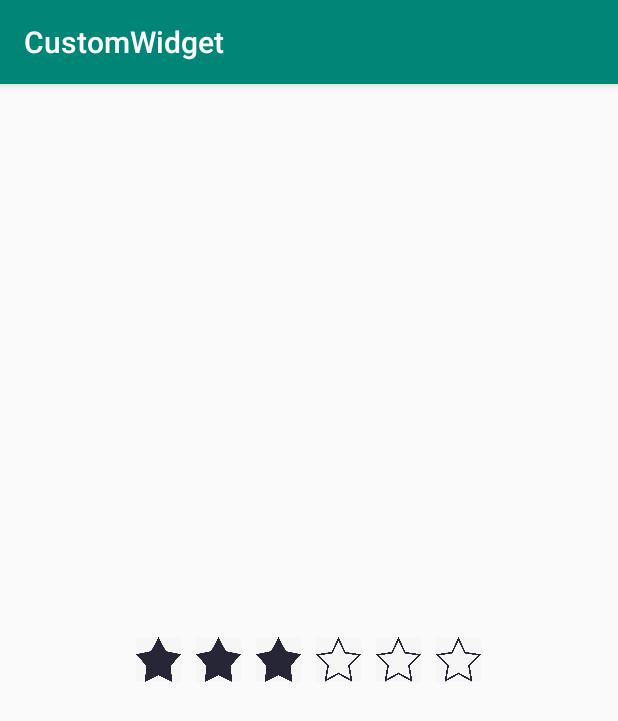
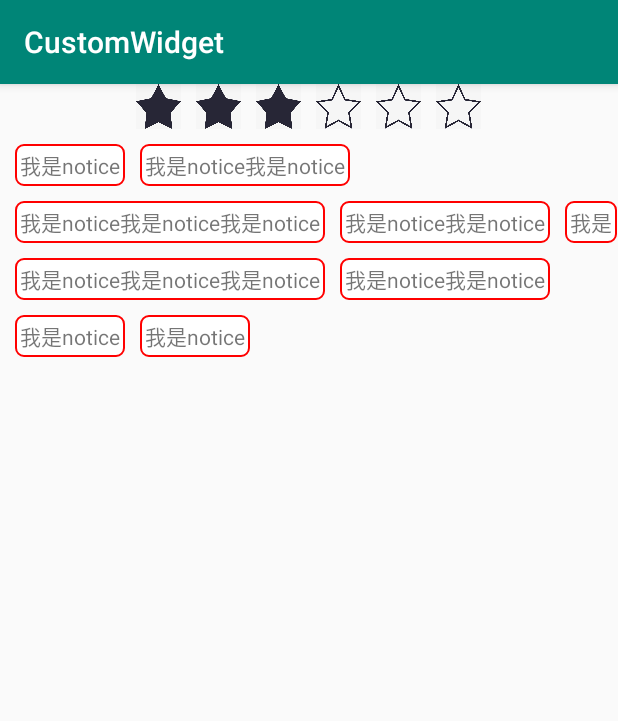
Before and after one commit to yjj025Android/yjjGitResponsity, an Android app: the screen it shows after launch (MainActivity), on a phone screen of 412 x 824 dp. Shown: the top 721 px of the screen. Run offline under Robolectric (Android 15) with nearby library versions, the phone set to English and light mode, and no system bars.

Commit message:
add changeLineLinearLayout

```diff
--- a/CustomWidget/app/src/main/AndroidManifest.xml
+++ b/CustomWidget/app/src/main/AndroidManifest.xml
@@ -16,6 +16,7 @@
                 <category android:name="android.intent.category.LAUNCHER" />
             </intent-filter>
         </activity>
+
     </application>
 
 </manifest>
--- /dev/null
+++ b/CustomWidget/app/src/main/java/com/yjj/customwidget/widget/ChangeLineLinear.java
@@ -0,0 +1,157 @@
+package com.yjj.customwidget.widget;
+
+import android.content.Context;
+import android.util.AttributeSet;
+import android.view.View;
+import android.view.ViewGroup;
+import android.widget.LinearLayout;
+
+import java.util.logging.Logger;
+
+/**
+ * 自动换行的LinearLayout
+ * **/
+public class ChangeLineLinear extends LinearLayout {
+
+    private static final String TAG = "ChangeLineLinear";
+
+    public ChangeLineLinear(Context context) {
+        super(context);
+    }
+
+    public ChangeLineLinear(Context context, AttributeSet attrs) {
+        super(context, attrs);
+        setOrientation(HORIZONTAL);
+    }
+
+    @Override
+    protected void onMeasure(int widthMeasureSpec, int heightMeasureSpec) {
+
+        measureChildren(
+                MeasureSpec.makeMeasureSpec(MeasureSpec.getSize(widthMeasureSpec), MeasureSpec.AT_MOST)
+                ,MeasureSpec.makeMeasureSpec(MeasureSpec.getSize(heightMeasureSpec), MeasureSpec.AT_MOST)
+        );
+
+        // 确定layout最大宽度，parent宽边界
+        int parentMaxWidth = 0;
+        ViewGroup.LayoutParams paramsP = getLayoutParams();
+        switch (paramsP.width){
+            case ViewGroup.LayoutParams.MATCH_PARENT:
+            case ViewGroup.LayoutParams.WRAP_CONTENT:
+                parentMaxWidth = MeasureSpec.getSize(widthMeasureSpec);
+                break;
+            default:
+                parentMaxWidth = paramsP.width;
+                break;
+        }
+
+        // 总宽高
+        int totalWidth = 0 , totalHeight = 0;
+        // 每行最高
+        int maxHeight = 0;
+        // 每行已有宽度
+        int lineWidth = 0;
+
+        for (int i = 0; i< getChildCount(); i++){
+            View childView = getChildAt(i);
+            LayoutParams params = (LayoutParams) childView.getLayoutParams();
+            // 子view宽高
+            int childHeight = childView.getMeasuredHeight();
+            int childWidth = childView.getMeasuredWidth();
+            // 子view占有（本身+margin）的宽高
+            int viewHasWidth = childWidth + params.leftMargin + params.rightMargin;
+            int viewHasHeight = childHeight + params.topMargin + params.bottomMargin;
+
+            if (lineWidth + viewHasWidth <= parentMaxWidth){
+                // 当前行继续往后加，比较当前行与之前一行，取最长宽度
+                lineWidth += viewHasWidth;
+                totalWidth = totalWidth < lineWidth ?  lineWidth : totalWidth;
+                // 取当前行最高宽度
+                if (maxHeight < viewHasHeight){
+                    totalHeight = totalHeight - maxHeight + viewHasHeight;
+                    maxHeight = viewHasHeight;
+                }
+
+            }else{
+                // 换行
+                // 比较与前一行，取最长宽度
+                lineWidth = viewHasWidth;
+                totalWidth = totalWidth < lineWidth ?  lineWidth : totalWidth;
+                // 增加总高度
+                maxHeight = viewHasHeight;
+                totalHeight += maxHeight;
+            }
+
+        }
+        Logger.getLogger(TAG).info("measuredWidth : " + totalWidth + "  measuredHeight : " + totalHeight);
+        setMeasuredDimension(totalWidth,totalHeight);
+
+    }
+
+    @Override
+    protected void onLayout(boolean changed, int l, int t, int r, int b) {
+//        super.onLayout(changed, l, t, r, b);
+        int widthTotal = 0;// 这一行已经绘制的所有子view的宽度
+        int heightTotal = 0;// 这一行和上面所有行的总高度
+        int lineMaxHeight = 0; // 这一行所有子view的最高高度
+        int lastTotalHeight = 0; // 这一行上面所有高度
+        int childCount = getChildCount();
+        for (int i = 0; i < childCount; i++){
+            View childView = getChildAt(i);
+
+            LayoutParams params = (LayoutParams) childView.getLayoutParams();
+            // 子view宽高
+            int childHeight = childView.getMeasuredHeight();
+            int childWidth = childView.getMeasuredWidth();
+            Logger.getLogger(TAG).info("childWidth : " + childWidth + "   childHeight : " +childHeight);
+            // 子view占有（本身+margin）的宽高
+            int viewHasWidth = childWidth + params.leftMargin + params.rightMargin;
+            int viewHasHeight = childHeight + params.topMargin + params.bottomMargin;
+
+//            Logger.getLogger(TAG).info("widthTotal : " + widthTotal + "   childWidth : " + childWidth + "   screenWidth : " + screenWidth);
+
+            if (widthTotal + viewHasWidth <= getMeasuredWidth()){
+                // 在屏幕范围之内，直接绘制在后面
+
+                int drawLeft = widthTotal + params.leftMargin;
+                int drawTop = lastTotalHeight + params.topMargin;
+                int drawRight = drawLeft + childWidth;
+                int drawBottom = drawTop + childHeight;
+                Logger.getLogger(TAG).info("left : " + drawLeft + "   top : " + drawTop + "   right : " + drawRight + "   bottom : " + drawBottom);
+                // 绘制当前子view
+                childView.layout(drawLeft,drawTop,drawRight,drawBottom);
+
+                // 更新当前总共宽度
+                widthTotal += viewHasWidth;
+                // 更新当前这一行最高宽度,选取当前这一行最高的view高度,重新计算总高度
+                if (lineMaxHeight < viewHasHeight){
+                    heightTotal = heightTotal - lineMaxHeight + viewHasHeight;
+                    lineMaxHeight = viewHasHeight;
+                }
+
+            }else{
+
+                // 换行 增加所有高度、新行宽度和最高高度更新
+                lastTotalHeight += lineMaxHeight;
+                lineMaxHeight = viewHasHeight;
+                Logger.getLogger(TAG).info("change line : heightTotal --> " + heightTotal);
+                widthTotal = 0;
+
+                // 换行  从头开始画
+                int drawLeft = params.leftMargin;
+                int drawTop = heightTotal + params.topMargin;
+                int drawRight = drawLeft + childWidth;
+                int drawBottom = drawTop + childHeight;
+                Logger.getLogger(TAG).info("left : " + drawLeft + "   top : " + drawTop + "   right : " + drawRight + "   bottom : " + drawBottom);
+                // 绘制
+                childView.layout(drawLeft,drawTop,drawRight,drawBottom);
+
+                // 更新当前已有宽度
+                widthTotal += viewHasWidth;
+                // 更新当前所有高度
+                heightTotal += lineMaxHeight;
+
+            }
+        }
+    }
+}
--- /dev/null
+++ b/CustomWidget/app/src/main/res/drawable/bg_white_slide_red_r5.xml
@@ -0,0 +1,11 @@
+<?xml version="1.0" encoding="utf-8"?>
+<shape xmlns:android="http://schemas.android.com/apk/res/android"
+    android:shape="rectangle">
+
+    <solid android:color="#ffffff"/>
+
+    <stroke android:color="#ff0000"
+        android:width="2px"/>
+
+    <corners android:radius="5dp"/>
+</shape>
--- a/CustomWidget/app/src/main/res/layout/activity_main.xml
+++ b/CustomWidget/app/src/main/res/layout/activity_main.xml
@@ -6,10 +6,15 @@
     android:layout_height="match_parent"
     tools:context=".MainActivity">
 
+    <LinearLayout
+        android:layout_width="match_parent"
+        android:layout_height="match_parent"
+        android:orientation="vertical">
+
         <com.yjj.customwidget.widget.RatingBarWithDot
             android:layout_width="wrap_content"
             android:layout_height="wrap_content"
-        android:layout_gravity="center"
+            android:layout_gravity="center_horizontal"
             android:id="@+id/ratingBar"
             app:empty="@drawable/empty"
             app:itemWidth="30dp"
@@ -19,5 +24,84 @@
             app:padding="10dp"
             app:stars="3"/>
 
+        <com.yjj.customwidget.widget.ChangeLineLinear
+            android:layout_width="wrap_content"
+            android:layout_height="wrap_content">
 
+            <TextView
+                android:layout_width="wrap_content"
+                android:layout_height="wrap_content"
+                android:text="我是notice"
+                android:padding="3dp"
+                android:layout_marginLeft="10dp"
+                android:layout_marginTop="10dp"
+                android:background="@drawable/bg_white_slide_red_r5"/>
+            <TextView
+                android:layout_width="wrap_content"
+                android:layout_height="wrap_content"
+                android:text="我是notice我是notice"
+                android:layout_marginLeft="10dp"
+                android:layout_marginTop="10dp"
+                android:padding="3dp"
+                android:background="@drawable/bg_white_slide_red_r5"/>
+            <TextView
+                android:layout_width="wrap_content"
+                android:layout_height="wrap_content"
+                android:text="我是notice我是notice我是notice"
+                android:padding="3dp"
+                android:layout_marginLeft="10dp"
+                android:layout_marginTop="10dp"
+                android:background="@drawable/bg_white_slide_red_r5"/>
+            <TextView
+                android:layout_width="wrap_content"
+                android:layout_height="wrap_content"
+                android:text="我是notice我是notice"
+                android:padding="3dp"
+                android:layout_marginLeft="10dp"
+                android:layout_marginTop="10dp"
+                android:background="@drawable/bg_white_slide_red_r5"/>
+            <TextView
+                android:layout_width="wrap_content"
+                android:layout_height="wrap_content"
+                android:text="我是"
+                android:padding="3dp"
+                android:layout_marginLeft="10dp"
+                android:layout_marginTop="10dp"
+                android:background="@drawable/bg_white_slide_red_r5"/>
+            <TextView
+                android:layout_width="wrap_content"
+                android:layout_height="wrap_content"
+                android:text="我是notice我是notice我是notice"
+                android:padding="3dp"
+                android:layout_marginLeft="10dp"
+                android:layout_marginTop="10dp"
+                android:background="@drawable/bg_white_slide_red_r5"/>
+            <TextView
+                android:layout_width="wrap_content"
+                android:layout_height="wrap_content"
+                android:text="我是notice我是notice"
+                android:padding="3dp"
+                android:layout_marginLeft="10dp"
+                android:layout_marginTop="10dp"
+                android:background="@drawable/bg_white_slide_red_r5"/>
+            <TextView
+                android:layout_width="wrap_content"
+                android:layout_height="wrap_content"
+                android:text="我是notice"
+                android:layout_marginLeft="10dp"
+                android:layout_marginTop="10dp"
+                android:padding="3dp"
+                android:background="@drawable/bg_white_slide_red_r5"/>
+            <TextView
+                android:layout_width="wrap_content"
+                android:layout_height="wrap_content"
+                android:text="我是notice"
+                android:layout_marginLeft="10dp"
+                android:layout_marginTop="10dp"
+                android:padding="3dp"
+                android:background="@drawable/bg_white_slide_red_r5"/>
+
+        </com.yjj.customwidget.widget.ChangeLineLinear>
+
+    </LinearLayout>
 </android.support.design.widget.CoordinatorLayout>
```
Lines whose indentation alone changed are shown as unchanged.
